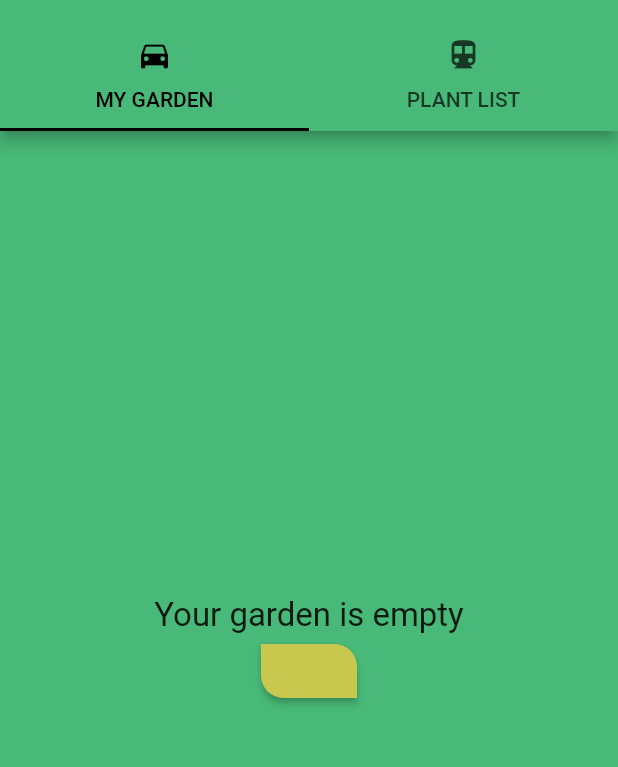
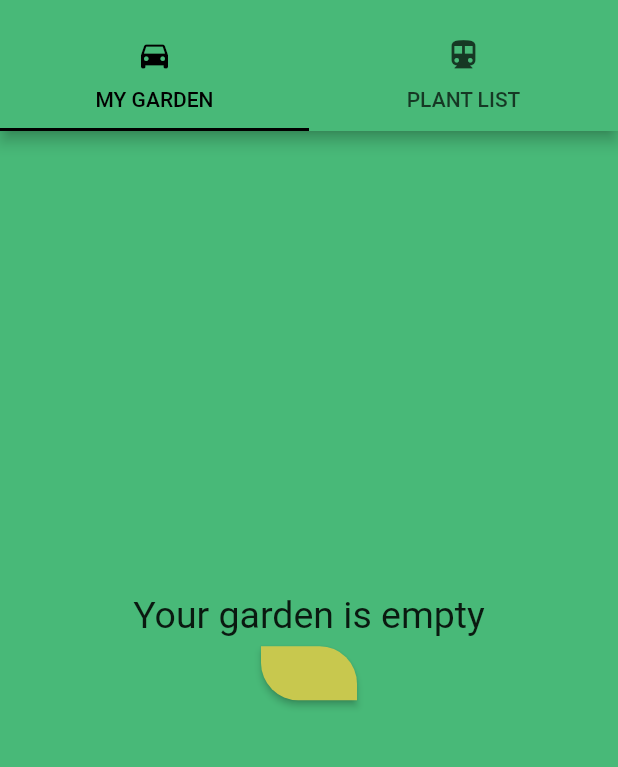
Before and after one commit to ParkJunSoung/flutter_sunflower, a Flutter app: the screen it shows after launch, on a phone screen of 412 x 824 dp, the part 64-831 px from its top. Run offline on Flutter 3.47's test engine with Material 2 defaults, Android fonts, the phone set to English and light mode, and no system bars.

Commit message:
Provider_PlatListPage......

```diff
--- a/lib/ui/my_garden_page.dart
+++ b/lib/ui/my_garden_page.dart
@@ -14,7 +14,7 @@ class MyGardenPage extends StatelessWidget {
         children: [
           Text(
             'Your garden is empty',
-            style: TextStyle(fontSize: 22),
+            style: TextStyle(fontSize: 25),
           ),
           ElevatedButton(
             onPressed: () {
@@ -29,8 +29,8 @@ class MyGardenPage extends StatelessWidget {
                 shape: MaterialStateProperty.all<RoundedRectangleBorder>(
                     RoundedRectangleBorder(
               borderRadius: BorderRadius.only(
-                bottomLeft: Radius.circular(15.0),
-                topRight: Radius.circular(15.0),
+                bottomLeft: Radius.circular(25.0),
+                topRight: Radius.circular(25.0),
               ),
             ))),
           )
--- a/lib/ui/plat_list_page.dart
+++ b/lib/ui/plat_list_page.dart
@@ -12,7 +12,6 @@ class PlatListPage extends StatelessWidget {
       shrinkWrap: true,
       itemCount: list.plant.length,
       itemBuilder: (context, index) => Card(
-        elevation: 5,
         child: Container(
           decoration: BoxDecoration(
               image: DecorationImage(
```
